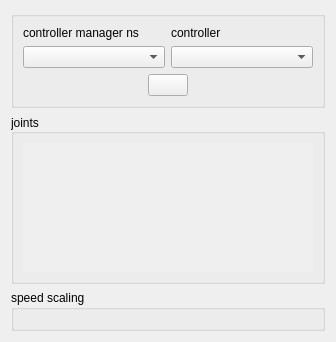
Qt form edo/resource/joint_trajectory_controller.ui (HuiShiSerenaShi/rpc_project_HuiShi) before a commit.
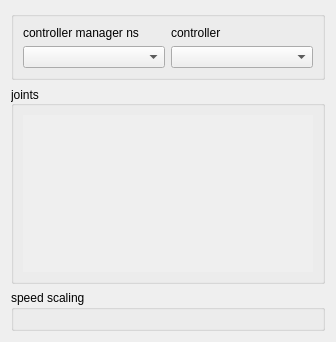
The same form after that commit. Icons and pictures are not drawn.

Commit message: Added gripper control to GUI

What changed in the file:
```diff
--- a/edo/resource/joint_trajectory_controller.ui
+++ b/edo/resource/joint_trajectory_controller.ui
@@ -57,67 +57,6 @@
         </item>
        </layout>
       </item>
-      <item>
-       <layout class="QHBoxLayout" name="horizontalLayout">
-        <item>
-         <spacer name="horizontalSpacer">
-          <property name="orientation">
-           <enum>Qt::Horizontal</enum>
-          </property>
-          <property name="sizeHint" stdset="0">
-           <size>
-            <width>40</width>
-            <height>20</height>
-           </size>
-          </property>
-         </spacer>
-        </item>
-        <item>
-         <widget class="QPushButton" name="enable_button">
-          <property name="sizePolicy">
-           <sizepolicy hsizetype="Minimum" vsizetype="Minimum">
-            <horstretch>0</horstretch>
-            <verstretch>0</verstretch>
-           </sizepolicy>
-          </property>
-          <property name="toolTip">
-           <string>&lt;html&gt;&lt;head/&gt;&lt;body&gt;&lt;p&gt;Enable/disable sending commands to the controller.&lt;/p&gt;&lt;/body&gt;&lt;/html&gt;</string>
-          </property>
-          <property name="text">
-           <string/>
-          </property>
-          <property name="icon">
-           <iconset>
-            <normaloff>off.svg</normaloff>
-            <normalon>on.svg</normalon>
-            <activeon>on.svg</activeon>off.svg</iconset>
-          </property>
-          <property name="iconSize">
-           <size>
-            <width>48</width>
-            <height>48</height>
-           </size>
-          </property>
-          <property name="checkable">
-           <bool>true</bool>
-          </property>
-         </widget>
-        </item>
-        <item>
-         <spacer name="horizontalSpacer_2">
-          <property name="orientation">
-           <enum>Qt::Horizontal</enum>
-          </property>
-          <property name="sizeHint" stdset="0">
-           <size>
-            <width>40</width>
-            <height>20</height>
-           </size>
-          </property>
-         </spacer>
-        </item>
-       </layout>
-      </item>
      </layout>
     </widget>
    </item>
```
Left out of the diff: 1 changed line with no effect on the pictures. The commit also changes 3 other files.
